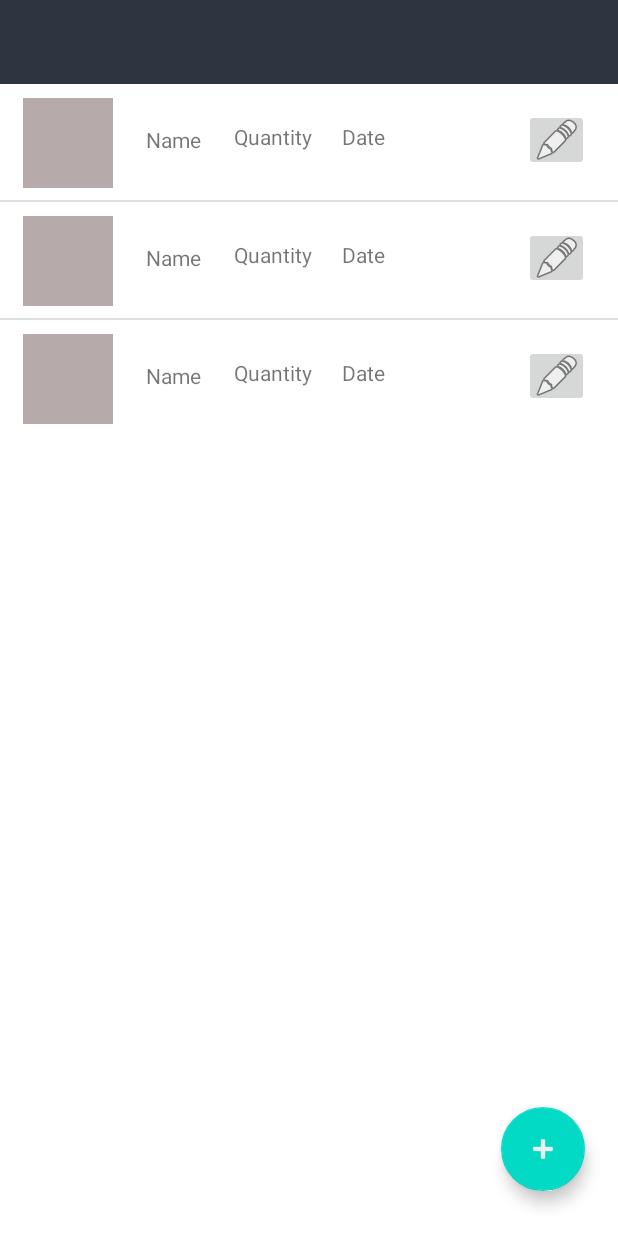
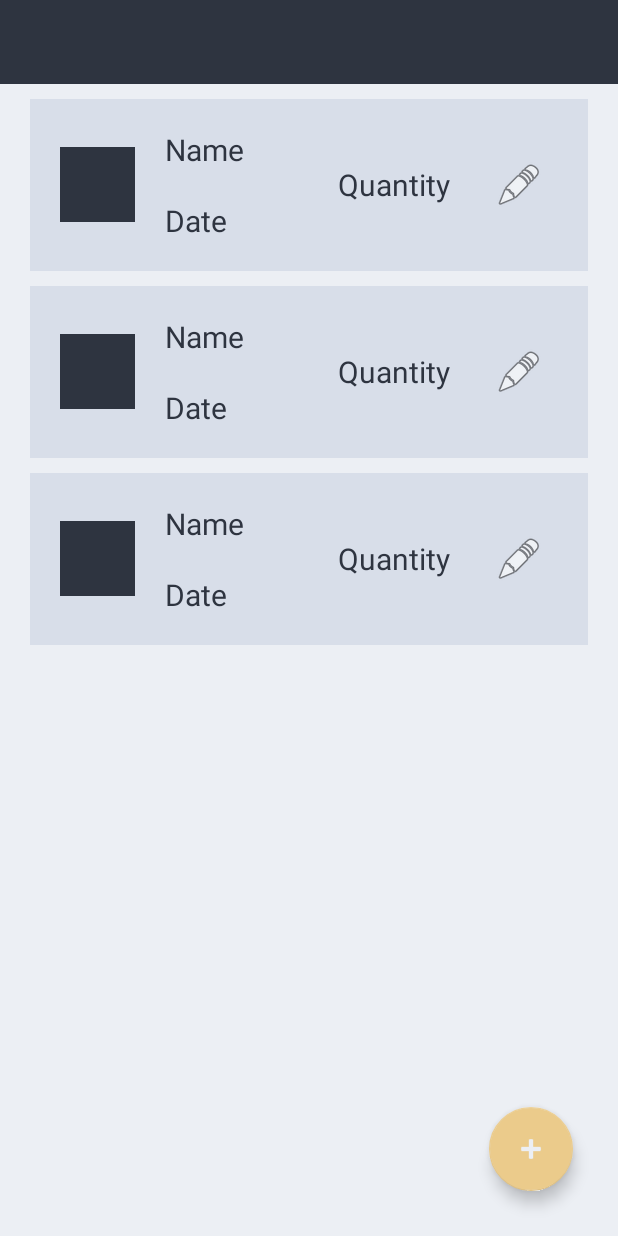
Before and after one commit to miguelarhb/AI-20-21, an Android app: the layout activity_medicine_list.xml on its own in the app's theme, with its tools: preview values and no code run, on a phone screen of 412 x 824 dp. Run offline under Robolectric (Android 15) with nearby library versions, the phone set to English and light mode, and no system bars.

Commit message:
design tweaks to med list

```diff
--- a/SmartMedicationManager/app/src/main/res/layout/activity_main_caretaker.xml
+++ b/SmartMedicationManager/app/src/main/res/layout/activity_main_caretaker.xml
@@ -103,7 +103,7 @@
 
         <TextView
             android:id="@+id/txtAlarm"
-            android:text="@string/schedule"
+            android:text="@string/alarms"
             style="@style/textProperties"
             android:layout_width="wrap_content"
             android:layout_height="wrap_content"
--- a/SmartMedicationManager/app/src/main/res/layout/activity_medicine_list.xml
+++ b/SmartMedicationManager/app/src/main/res/layout/activity_medicine_list.xml
@@ -4,7 +4,8 @@
     xmlns:tools="http://schemas.android.com/tools"
     android:layout_width="match_parent"
     android:layout_height="match_parent"
-    tools:context=".MedicineListActivity">
+    tools:context=".MedicineListActivity"
+    android:background="@color/nord_white">
 
     <include
         android:id="@+id/include"
@@ -18,8 +19,9 @@
         android:layout_height="wrap_content"
         android:layout_below="@+id/include"
         android:layout_alignParentStart="true"
-        android:layout_alignParentLeft="true"
         android:layout_centerHorizontal="true"
+        android:divider="@null"
+        android:dividerHeight="0dp"
         tools:listitem="@layout/medicine_list_item"/>
 
     <com.google.android.material.floatingactionbutton.FloatingActionButton
@@ -27,15 +29,14 @@
         android:layout_width="wrap_content"
         android:layout_height="wrap_content"
         android:layout_alignParentEnd="true"
-        android:layout_alignParentRight="true"
         android:layout_alignParentBottom="true"
-        android:layout_marginEnd="22dp"
-        android:layout_marginRight="30dp"
+        android:layout_marginEnd="30dp"
         android:layout_marginBottom="30dp"
         android:clickable="true"
         android:focusable="true"
         android:src="@android:drawable/ic_input_add"
-        app:backgroundTint="@color/teal_200"
+        app:backgroundTint="@color/nord_yellow"
+        android:tint="@color/nord_night_dark"
         app:backgroundTintMode="add" />
 
 </RelativeLayout>
--- a/SmartMedicationManager/app/src/main/res/layout/medicine_list_item.xml
+++ b/SmartMedicationManager/app/src/main/res/layout/medicine_list_item.xml
@@ -1,5 +1,5 @@
 <?xml version="1.0" encoding="utf-8"?>
-<LinearLayout xmlns:android="http://schemas.android.com/apk/res/android"
+<RelativeLayout xmlns:android="http://schemas.android.com/apk/res/android"
     xmlns:app="http://schemas.android.com/apk/res-auto"
     xmlns:tools="http://schemas.android.com/tools"
     android:layout_width="match_parent"
@@ -10,72 +10,67 @@
     <RelativeLayout
         android:id="@+id/card"
         android:layout_width="match_parent"
-        android:layout_height="77dp"
-        android:orientation="vertical">
+        android:layout_height="wrap_content"
+        android:orientation="vertical"
+        android:background="@color/nord_dark_white"
+        android:padding="10dp"
+        android:layout_marginTop="10dp"
+        android:layout_marginRight="20dp"
+        android:layout_marginLeft="20dp">
 
         <ImageView
             android:id="@+id/iconitem"
-            android:layout_width="60dp"
-            android:layout_height="60dp"
+            android:layout_width="50dp"
+            android:layout_height="50dp"
             android:layout_alignParentStart="true"
-            android:layout_alignParentLeft="true"
-            android:layout_alignParentTop="true"
-            android:layout_marginStart="15dp"
-            android:layout_marginLeft="15dp"
-            android:layout_marginTop="9dp"
-            android:background="#B7AAAA"
-            android:padding="5dp" />
+            android:layout_centerVertical="true"
+            android:layout_margin="10dp"
+            android:padding="10dp"
+            android:background="@color/nord_night_dark" />
+
+        <LinearLayout
+                android:layout_toEndOf="@+id/iconitem"
+                android:layout_width="wrap_content"
+                android:layout_height="wrap_content"
+                android:orientation="vertical">
+            <TextView
+                android:id="@+id/medicineName"
+                style="@style/textProperties"
+                android:layout_width="wrap_content"
+                android:layout_height="wrap_content"
+                android:padding="10dp"
+                android:text="@string/name" />
+
+            <TextView
+                android:id="@+id/expirationDate"
+                style="@style/textProperties"
+                android:layout_width="wrap_content"
+                android:layout_height="wrap_content"
+                android:padding="10dp"
+                android:text="@string/date" />
+        </LinearLayout>
 
         <TextView
-            android:id="@+id/medicineName"
+            android:id="@+id/quantity"
+            style="@style/textProperties"
             android:layout_width="wrap_content"
             android:layout_height="wrap_content"
             android:layout_alignParentTop="true"
-            android:layout_marginStart="20dp"
-            android:layout_marginLeft="20dp"
-            android:layout_marginTop="25dp"
-            android:layout_toEndOf="@+id/iconitem"
-            android:layout_toRightOf="@+id/iconitem"
-            android:padding="2dp"
-            android:text="Name" />
-
-        <TextView
-            android:id="@+id/quantity"
-            android:layout_width="wrap_content"
-            android:layout_height="wrap_content"
-            android:layout_alignParentTop="true"
-            android:layout_marginStart="20dp"
-            android:layout_marginLeft="20dp"
-            android:layout_marginTop="25dp"
-            android:layout_toEndOf="@+id/medicineName"
-            android:layout_toRightOf="@+id/medicineName"
-            android:text="Quantity" />
-
-        <TextView
-            android:id="@+id/expirationDate"
-            android:layout_width="wrap_content"
-            android:layout_height="wrap_content"
-            android:layout_alignParentTop="true"
-            android:layout_marginStart="20dp"
-            android:layout_marginTop="25dp"
-            android:layout_toEndOf="@+id/quantity"
-            android:text="Date" />
+            android:layout_margin="10dp"
+            android:layout_centerVertical="true"
+            android:layout_toStartOf="@+id/editMedicineButton"
+            android:text="@string/quantity" />
 
         <ImageButton
             android:id="@+id/editMedicineButton"
-            android:layout_width="43dp"
-            android:layout_height="41dp"
+            android:background="@color/nord_dark_white"
+            android:layout_width="wrap_content"
+            android:layout_height="wrap_content"
             android:layout_alignParentEnd="true"
-            android:layout_alignParentRight="true"
-            android:layout_alignParentBottom="true"
-            android:layout_marginStart="66dp"
-            android:layout_marginLeft="66dp"
-            android:layout_marginEnd="19dp"
-            android:layout_marginRight="19dp"
-            android:layout_marginBottom="19dp"
+            android:layout_centerVertical="true"
+            android:layout_margin="10dp"
+            android:padding="10dp"
             app:srcCompat="@android:drawable/ic_menu_edit" />
 
-
-
     </RelativeLayout>
-</LinearLayout>
+</RelativeLayout>
--- a/SmartMedicationManager/app/src/main/res/values/strings.xml
+++ b/SmartMedicationManager/app/src/main/res/values/strings.xml
@@ -40,9 +40,7 @@
     <string name="off">Off</string>
     <string name="manage_patients">Manage Patients</string>
     <string name="logout_description">Exit or Switch from Account</string>
-    <string name="name">Name</string>
     <string name="medicine_name_unique">Medicine Name (Unique)</string>
-    <string name="quantity">Quantity</string>
     <string name="expiration_date">Expiration Date</string>
     <string name="notes">Notes:</string>
     <string name="important_notes">Important Notes</string>
@@ -51,4 +49,10 @@
     <string name="submit">Submit</string>
     <string name="cancel">Cancel</string>
     <string name="quantity_number">Quantity (Number)</string>
+    <string name="add_new_patient">Add new patient</string>
+    <string name="manage_myself">Manage myself</string>
+    <string name="date">Date</string>
+    <string name="name">Name</string>
+    <string name="quantity">Quantity</string>
+    <string name="alarms">Alarms</string>
 </resources>
```
Also changed, not shown: SmartMedicationManager/app/src/main/res/layout/activity_manage_patients.xml (+13 -15 lines), SmartMedicationManager/app/src/main/res/layout/patient_list_item.xml (+22 -24 lines).
